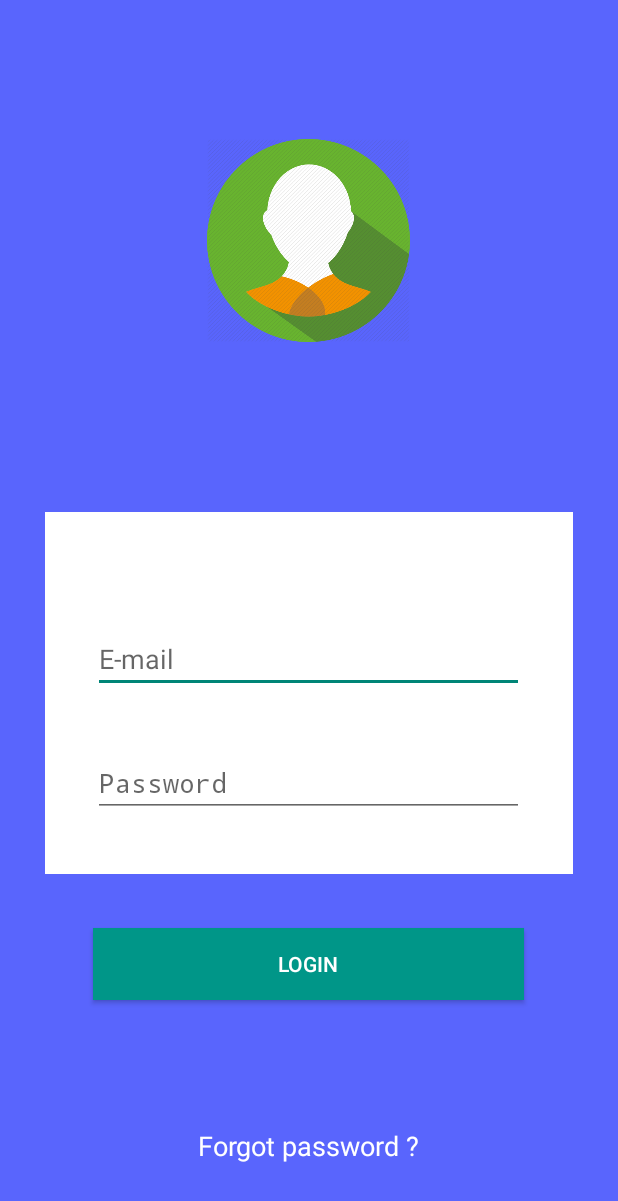
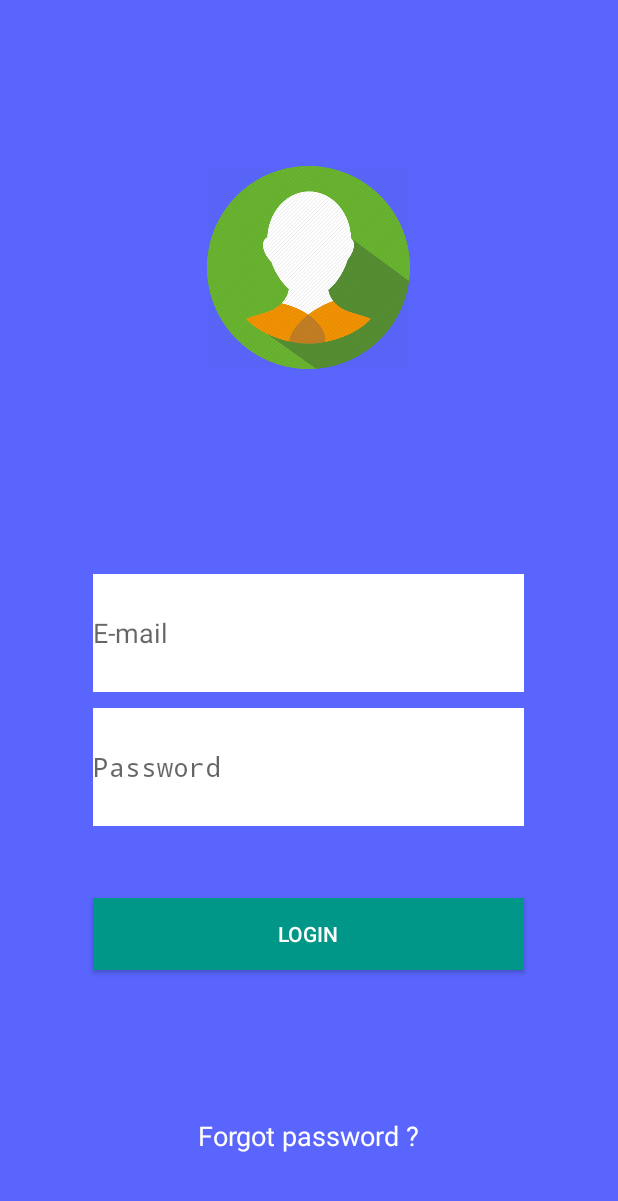
Before and after one commit to IhebCh/ESI-LIB, an Android app: the screen it shows after launch (LoginActivity), on a phone screen of 412 x 824 dp. Shown: the top 1201 px of the screen. Run offline under Robolectric (Android 15) with nearby library versions, the phone set to English and light mode, and no system bars.

```diff
--- a/app/src/main/java/com/devmobile/cs2/esi_lib/LoginActivity.java
+++ b/app/src/main/java/com/devmobile/cs2/esi_lib/LoginActivity.java
@@ -66,7 +66,7 @@ public class LoginActivity extends FragmentActivity implements OnTabChangeListen
         mTabHost.setup();
 
         // TODO Put here your Tabs
-        LoginActivity.AddTab(this, this.mTabHost, this.mTabHost.newTabSpec("Sign-In").setIndicator("Sign-Ip"));
+        LoginActivity.AddTab(this, this.mTabHost, this.mTabHost.newTabSpec("Sign-In").setIndicator("Sign-In"));
         LoginActivity.AddTab(this, this.mTabHost, this.mTabHost.newTabSpec("Sign-Un").setIndicator("Sign-Up"));
         LoginActivity.AddTab(this, this.mTabHost, this.mTabHost.newTabSpec("About").setIndicator("About"));
 
--- a/app/src/main/res/layout-land/fragment_sign_in.xml
+++ b/app/src/main/res/layout-land/fragment_sign_in.xml
@@ -37,37 +37,40 @@
             <FrameLayout
                 android:layout_width="fill_parent"
                 android:layout_height="0dp"
-                android:layout_weight="15"
-                android:background="#FFFFFF"
+                android:layout_weight="10"
                 android:layout_marginLeft="30dp"
                 android:layout_marginRight="30dp"
                 android:layout_marginTop="20dp">
 
                 <EditText
                     android:layout_width="287dp"
-                    android:layout_height="wrap_content"
+                    android:layout_height="fill_parent"
                     android:inputType="textEmailAddress"
                     android:ems="10"
                     android:id="@+id/editText"
                     android:layout_gravity="center_horizontal|bottom"
-                    android:hint="E-mail" />
+                    android:hint="E-mail"
+                    android:background="#FFFFFF"
+                    android:layout_margin="5dp" />
             </FrameLayout>
+
             <FrameLayout
                 android:layout_width="fill_parent"
                 android:layout_height="0dp"
-                android:layout_weight="15"
-                android:background="#FFFFFF"
+                android:layout_weight="10"
                 android:layout_marginLeft="30dp"
                 android:layout_marginRight="30dp">
 
                 <EditText
                     android:layout_width="287dp"
-                    android:layout_height="wrap_content"
+                    android:layout_height="fill_parent"
                     android:inputType="textPassword"
                     android:ems="10"
                     android:id="@+id/editText2"
-                    android:layout_gravity="center"
-                    android:hint="Password" />
+                    android:layout_gravity="center_horizontal|top"
+                    android:hint="Password"
+                    android:background="#FFFFFF"
+                    android:layout_margin="5dp" />
             </FrameLayout>
 
             <FrameLayout
--- a/app/src/main/res/layout-large/fragment_sign_in.xml
+++ b/app/src/main/res/layout-large/fragment_sign_in.xml
@@ -25,45 +25,47 @@
                 android:layout_width="135dp"
                 android:layout_height="135dp"
                 android:id="@+id/imageView"
-                android:layout_gravity="center"
+                android:layout_gravity="center_horizontal|bottom"
                 android:src="@drawable/userlogin"/>
         </FrameLayout>
 
         <FrameLayout
-            android:layout_width="400dp"
+            android:layout_width="fill_parent"
             android:layout_height="0dp"
-            android:layout_weight="10"
-            android:background="#FFFFFF"
+            android:layout_weight="7"
             android:layout_marginLeft="30dp"
             android:layout_marginRight="30dp"
             android:layout_marginTop="20dp">
 
             <EditText
                 android:layout_width="287dp"
-                android:layout_height="wrap_content"
+                android:layout_height="fill_parent"
                 android:inputType="textEmailAddress"
                 android:ems="10"
                 android:id="@+id/editText"
                 android:layout_gravity="center_horizontal|bottom"
-                android:hint="E-mail" />
+                android:hint="E-mail"
+                android:background="#FFFFFF"
+                android:layout_margin="5dp" />
         </FrameLayout>
 
         <FrameLayout
-            android:layout_width="400dp"
-            android:layout_height="8dp"
-            android:layout_weight="10"
-            android:background="#FFFFFF"
+            android:layout_width="fill_parent"
+            android:layout_height="0dp"
+            android:layout_weight="7"
             android:layout_marginLeft="30dp"
             android:layout_marginRight="30dp">
 
             <EditText
                 android:layout_width="287dp"
-                android:layout_height="wrap_content"
+                android:layout_height="fill_parent"
                 android:inputType="textPassword"
                 android:ems="10"
                 android:id="@+id/editText2"
-                android:layout_gravity="center"
-                android:hint="Password" />
+                android:layout_gravity="center_horizontal|top"
+                android:hint="Password"
+                android:background="#FFFFFF"
+                android:layout_margin="5dp" />
         </FrameLayout>
 
         <FrameLayout
--- a/app/src/main/res/layout-xlarge/fragment_sign_in.xml
+++ b/app/src/main/res/layout-xlarge/fragment_sign_in.xml
@@ -30,40 +30,42 @@
         </FrameLayout>
 
         <FrameLayout
-            android:layout_width="400dp"
+            android:layout_width="fill_parent"
             android:layout_height="0dp"
-            android:layout_weight="7"
-            android:background="#FFFFFF"
+            android:layout_weight="5"
             android:layout_marginLeft="30dp"
             android:layout_marginRight="30dp"
             android:layout_marginTop="20dp">
 
             <EditText
                 android:layout_width="287dp"
-                android:layout_height="wrap_content"
+                android:layout_height="fill_parent"
                 android:inputType="textEmailAddress"
                 android:ems="10"
                 android:id="@+id/editText"
                 android:layout_gravity="center_horizontal|bottom"
-                android:hint="E-mail" />
+                android:hint="E-mail"
+                android:background="#FFFFFF"
+                android:layout_margin="5dp" />
         </FrameLayout>
 
         <FrameLayout
-            android:layout_width="400dp"
-            android:layout_height="8dp"
-            android:layout_weight="7"
-            android:background="#FFFFFF"
+            android:layout_width="fill_parent"
+            android:layout_height="0dp"
+            android:layout_weight="5"
             android:layout_marginLeft="30dp"
             android:layout_marginRight="30dp">
 
             <EditText
                 android:layout_width="287dp"
-                android:layout_height="wrap_content"
+                android:layout_height="fill_parent"
                 android:inputType="textPassword"
                 android:ems="10"
                 android:id="@+id/editText2"
-                android:layout_gravity="center"
-                android:hint="Password" />
+                android:layout_gravity="center_horizontal|top"
+                android:hint="Password"
+                android:background="#FFFFFF"
+                android:layout_margin="5dp" />
         </FrameLayout>
 
         <FrameLayout
--- a/app/src/main/res/layout/fragment_sign_in.xml
+++ b/app/src/main/res/layout/fragment_sign_in.xml
@@ -31,38 +31,40 @@
         <FrameLayout
             android:layout_width="fill_parent"
             android:layout_height="0dp"
-            android:layout_weight="15"
-            android:background="#FFFFFF"
+            android:layout_weight="10"
             android:layout_marginLeft="30dp"
             android:layout_marginRight="30dp"
             android:layout_marginTop="20dp">
 
             <EditText
                 android:layout_width="287dp"
-                android:layout_height="wrap_content"
+                android:layout_height="fill_parent"
                 android:inputType="textEmailAddress"
                 android:ems="10"
                 android:id="@+id/editText"
                 android:layout_gravity="center_horizontal|bottom"
-                android:hint="E-mail" />
+                android:hint="E-mail"
+                android:background="#FFFFFF"
+                android:layout_margin="5dp" />
         </FrameLayout>
 
         <FrameLayout
             android:layout_width="fill_parent"
             android:layout_height="0dp"
-            android:layout_weight="15"
-            android:background="#FFFFFF"
+            android:layout_weight="10"
             android:layout_marginLeft="30dp"
             android:layout_marginRight="30dp">
 
             <EditText
                 android:layout_width="287dp"
-                android:layout_height="wrap_content"
+                android:layout_height="fill_parent"
                 android:inputType="textPassword"
                 android:ems="10"
                 android:id="@+id/editText2"
-                android:layout_gravity="center"
-                android:hint="Password" />
+                android:layout_gravity="center_horizontal|top"
+                android:hint="Password"
+                android:background="#FFFFFF"
+                android:layout_margin="5dp" />
         </FrameLayout>
 
         <FrameLayout
--- a/app/src/main/res/layout/liste_livres_range.xml
+++ b/app/src/main/res/layout/liste_livres_range.xml
@@ -21,7 +21,7 @@
         android:layout_height="wrap_content"
         android:layout_alignTop="@+id/image"
         android:textColor="#A0000000"
-android:layout_marginTop="3dp"
+        android:layout_marginTop="3dp"
         android:layout_toRightOf="@+id/image"
         android:textSize="@dimen/titre"
         android:textStyle="bold" />
```
Also changed, not shown: app/src/main/java/com/devmobile/cs2/esi_lib/Adapters/LivreAdapter.java (+6 -3 lines), app/src/main/java/com/devmobile/cs2/esi_lib/ListeLivres.java (+114 -44 lines), app/src/main/java/com/devmobile/cs2/esi_lib/ListeLivresFragement.java (+38 -22 lines), app/src/main/java/com/devmobile/cs2/esi_lib/Models/Livre.java (+29 -0 lines), app/src/main/res/layout/fragment_sign_up.xml (+12 -6 lines), app/src/main/res/menu/menu_liste_livres.xml (+5 -5 lines), app/src/main/java/com/devmobile/cs2/esi_lib/SignUpFragment.java (line endings or trailing spaces), 1 other file.
